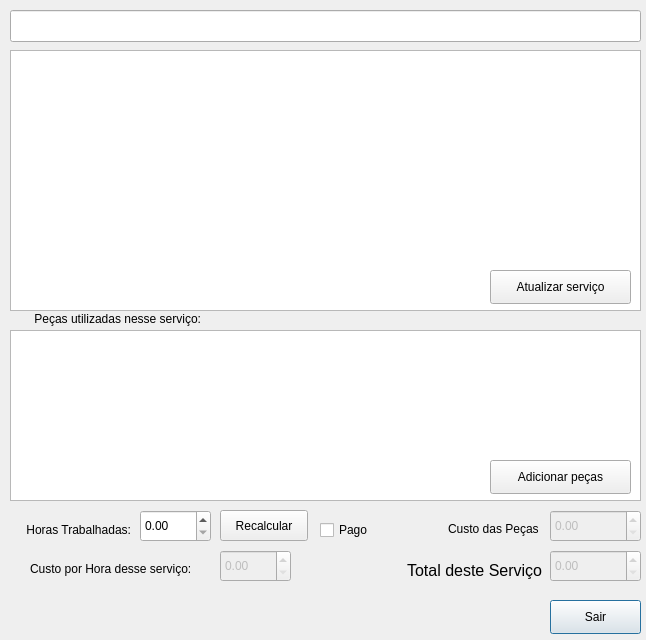
Before: the Qt Designer form Client_Add_service.ui in bedi1982/Oficina, drawn with Qt 5.
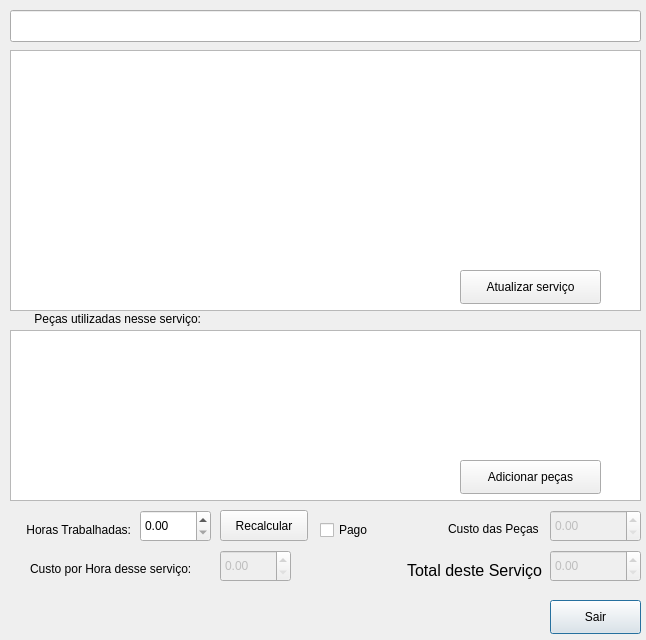
After: the same form once the commit is applied.

Commit message: Remove uneeded bindings Fixed some forms size

```diff
--- a/Client_Add_service.ui
+++ b/Client_Add_service.ui
@@ -81,7 +81,7 @@
    </property>
    <property name="geometry">
     <rect>
-     <x>490</x>
+     <x>460</x>
      <y>460</y>
      <width>141</width>
      <height>34</height>
@@ -205,7 +205,7 @@
    </property>
    <property name="geometry">
     <rect>
-     <x>490</x>
+     <x>460</x>
      <y>270</y>
      <width>141</width>
      <height>34</height>
```
The commit also changes 3 other files.
